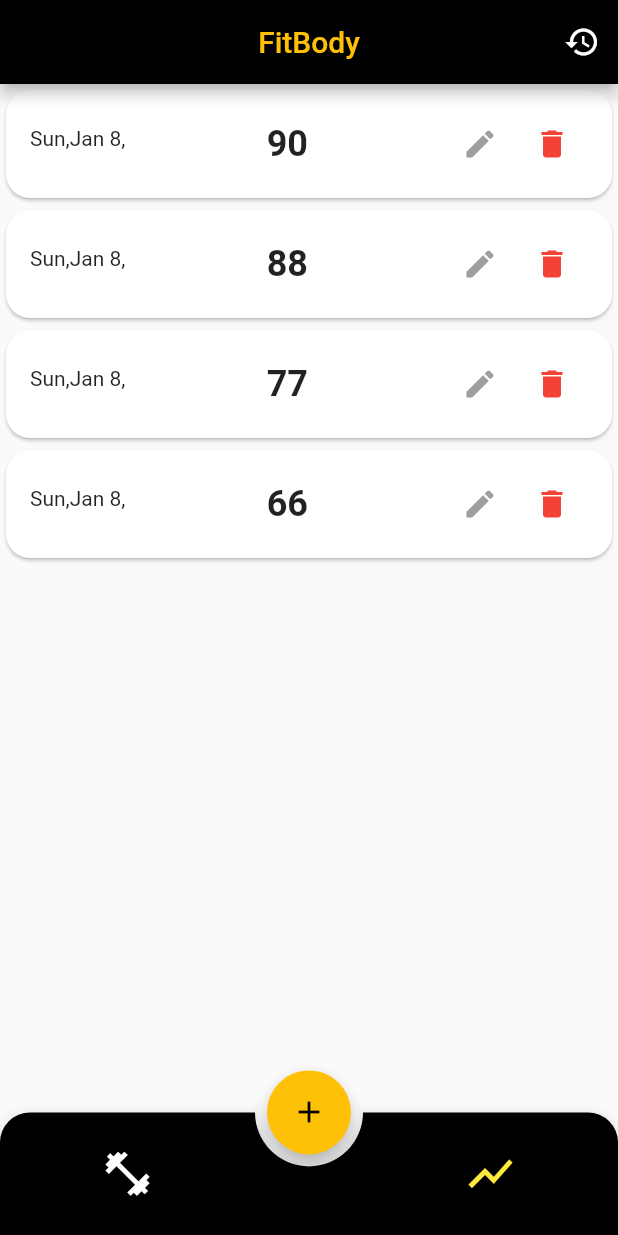
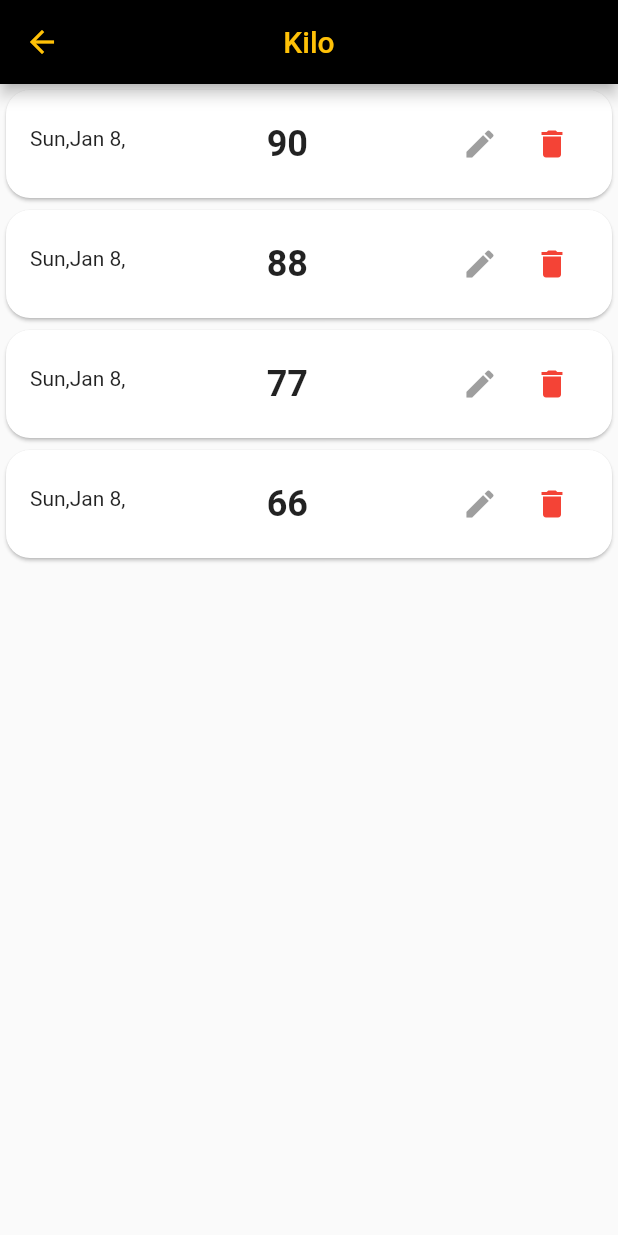
Before and after one commit to kececibora/Flutter-Fitbody-App, a Flutter app: the screen it shows after launch, item 2 of the bottom bar chosen, after a tap on the "history" icon, on a phone screen of 412 x 824 dp. Run offline on Flutter 3.47's test engine with Material 2 defaults, Android fonts, the phone set to English and light mode, and no system bars; drawn by our look-alikes of animated_bottom_navigation_bar; our stand-ins replace freezed_annotation, get.

Commit message:
Routes Done For WeightHistory

```diff
--- a/lib/getx-weightTrack/graph.dart
+++ b/lib/getx-weightTrack/graph.dart
@@ -11,26 +11,10 @@ class HistoryScreen extends StatefulWidget {
 }
 
 class _HistoryScreenState extends State<HistoryScreen> {
-  final Controller _controller = Get.put(Controller());
-
   @override
   Widget build(BuildContext context) {
-    return Obx(() => Scaffold(
-          body: _controller.records.isEmpty
-              ? Center(
-                  child: Container(
-                    child: Text(
-                      "Lütfen Kayıt Yapınız!",
-                      style: TextStyle(fontSize: 30),
-                    ),
-                  ),
-                )
-              : ListView(
-                  physics: BouncingScrollPhysics(),
-                  children: _controller.records
-                      .map((record) => RecordListTile(record: record))
-                      .toList(),
-                ),
-        ));
+    return Scaffold(
+      body: Center(),
+    );
   }
 }
--- /dev/null
+++ b/lib/getx-weightTrack/graph_history.dart
@@ -0,0 +1,44 @@
+import 'package:fitbody_flutter/getx-weightTrack/controller.dart';
+import 'package:fitbody_flutter/widgets/record_list_tile_weight.dart';
+import 'package:flutter/material.dart';
+import 'package:get/get.dart';
+
+class RealHistoryScreen extends StatefulWidget {
+  const RealHistoryScreen({super.key});
+
+  @override
+  State<RealHistoryScreen> createState() => _RealHistoryScreenState();
+}
+
+class _RealHistoryScreenState extends State<RealHistoryScreen> {
+  final Controller _controller = Get.put(Controller());
+
+  @override
+  Widget build(BuildContext context) {
+    return Obx(() => Scaffold(
+          appBar: AppBar(
+            leading: BackButton(color: Colors.amber),
+            centerTitle: true,
+            title: Text(
+              "Kilo",
+              style: TextStyle(color: Colors.amber),
+            ),
+          ),
+          body: _controller.records.isEmpty
+              ? Center(
+                  child: Container(
+                    child: Text(
+                      "Lütfen Kayıt Yapınız!",
+                      style: TextStyle(fontSize: 30),
+                    ),
+                  ),
+                )
+              : ListView(
+                  physics: BouncingScrollPhysics(),
+                  children: _controller.records
+                      .map((record) => RecordListTile(record: record))
+                      .toList(),
+                ),
+        ));
+  }
+}
--- a/lib/homepage/MyHomePage.dart
+++ b/lib/homepage/MyHomePage.dart
@@ -1,4 +1,6 @@
 import 'package:animated_bottom_navigation_bar/animated_bottom_navigation_bar.dart';
+import 'package:fitbody_flutter/getx-weightTrack/add_record.dart';
+import 'package:fitbody_flutter/getx-weightTrack/graph_history.dart';
 import 'package:fitbody_flutter/getx-weightTrack/workout.dart';
 import 'package:fitbody_flutter/getx-weightTrack/graph.dart';
 import 'package:flutter/material.dart';
@@ -26,9 +28,10 @@ class _MyHomePageState extends State<MyHomePage> {
           IconButton(
             icon: Icon(
               Icons.history,
-              color: Colors.white,
+              color: Colors.amber,
             ),
             onPressed: () {
+              Get.to(() => RealHistoryScreen());
               // do something
             },
           )
@@ -37,7 +40,9 @@ class _MyHomePageState extends State<MyHomePage> {
       body: _currentScreen, //destination screen
       floatingActionButton: FloatingActionButton(
         child: Icon(Icons.add),
-        onPressed: () {},
+        onPressed: () {
+          Get.to(() => AddRecordView());
+        },
       ),
       floatingActionButtonLocation: FloatingActionButtonLocation.centerDocked,
       bottomNavigationBar: AnimatedBottomNavigationBar(
--- a/lib/main.dart
+++ b/lib/main.dart
@@ -1,5 +1,6 @@
 import 'package:flutter/material.dart';
 import 'package:flutter/services.dart';
+import 'package:get/route_manager.dart';
 
 import 'homepage/MyHomePage.dart';
 
@@ -13,7 +14,7 @@ class MyApp extends StatelessWidget {
   // This widget is the root of your application.
   @override
   Widget build(BuildContext context) {
-    return MaterialApp(
+    return GetMaterialApp(
       title: 'Flutter Demo',
       debugShowCheckedModeBanner: false,
       theme: ThemeData(
```
Also changed, not shown: lib/getx-weightTrack/add_record.dart (+28 -1 lines).
